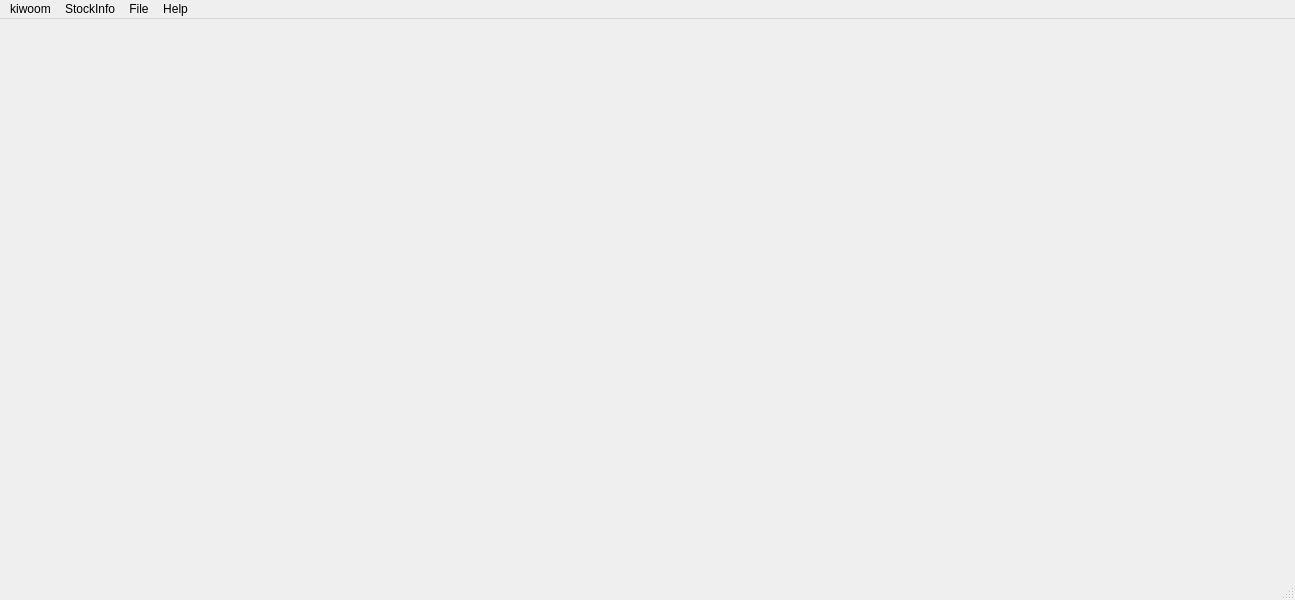
The window that kiwoom/work/ui/main.ui (wangta69/python) describes before a commit, drawn with Qt 5.
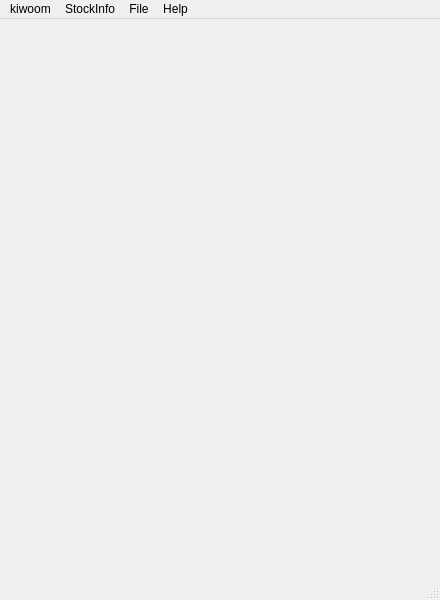
The same window after the commit.

Diff of the .ui file:
```diff
--- a/kiwoom/work/ui/main.ui
+++ b/kiwoom/work/ui/main.ui
@@ -6,7 +6,7 @@
    <rect>
     <x>0</x>
     <y>0</y>
-    <width>1295</width>
+    <width>440</width>
     <height>600</height>
    </rect>
   </property>
@@ -19,7 +19,7 @@
     <rect>
      <x>0</x>
      <y>0</y>
-     <width>1295</width>
+     <width>440</width>
      <height>21</height>
     </rect>
    </property>
```
